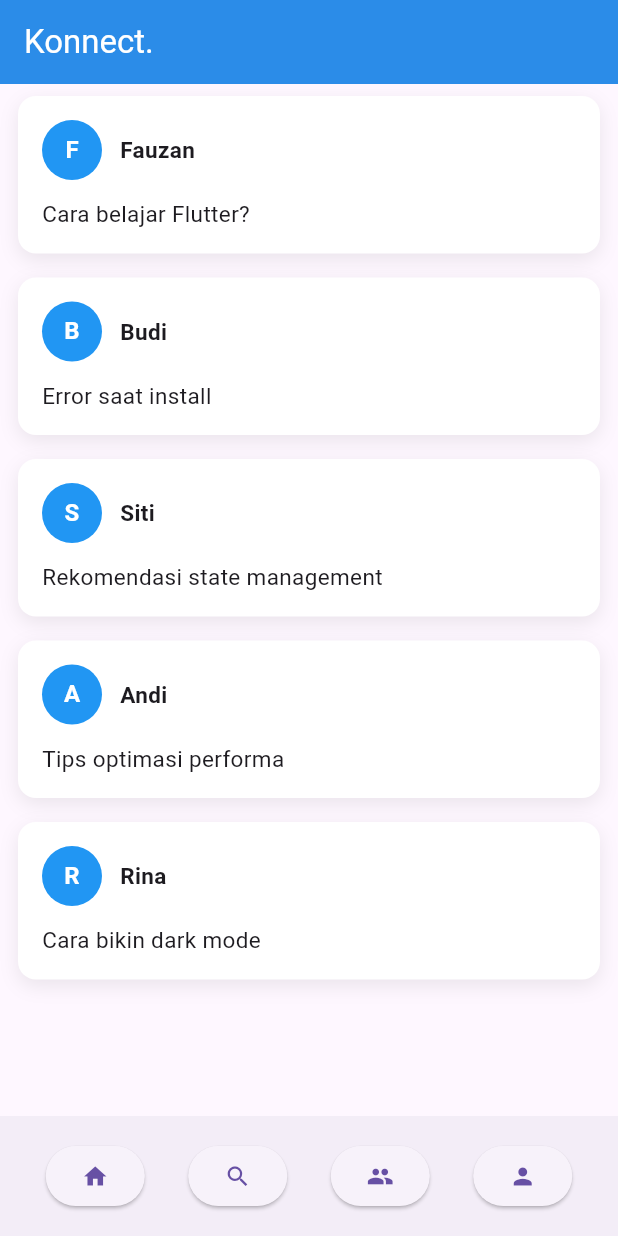
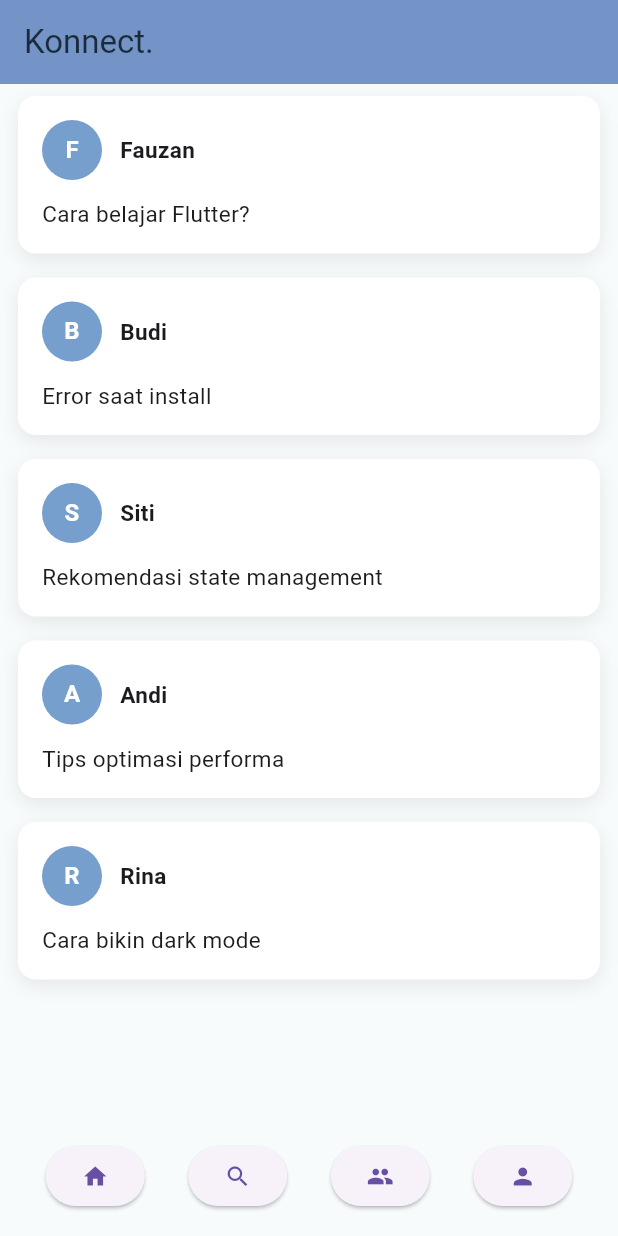
Before and after one commit to fauzanzk/forum-mahasiswa, a Flutter app: the HomePage screen opened directly, on a phone screen of 412 x 824 dp. Run offline on Flutter 3.47's test engine with Material 3 defaults, Android fonts, the phone set to English and light mode, and no system bars.

Commit message:
add: post

```diff
--- a/lib/pages/home.dart
+++ b/lib/pages/home.dart
@@ -1,8 +1,14 @@
 import 'package:flutter/material.dart';
 
-//* widget
+// theme
+import '../themes/color_theme.dart';
+
+// widget
 import '../widgets/navigation_bar.dart';
-import "../widgets/post_card.dart";
+import '../widgets/post_card.dart';
+
+// page
+import 'post.dart'; // ← TAMBAH IMPORT
 
 final List<Map<String, String>> pengencobaaja = [
   {'nama': 'Fauzan', 'judul': 'Cara belajar Flutter?'},
@@ -18,11 +24,13 @@ class HomePage extends StatelessWidget {
   @override
   Widget build(BuildContext context) {
     return Scaffold(
+      backgroundColor: AppColors.background,
+
       appBar: AppBar(
         title: const Text("Konnect."),
         elevation: 12,
-        backgroundColor: Colors.blue,
-        foregroundColor: Colors.white,
+        backgroundColor: AppColors.primary,
+        foregroundColor: AppColors.textPrimary,
       ),
 
       body: ListView.builder(
@@ -30,9 +38,19 @@ class HomePage extends StatelessWidget {
         itemBuilder: (context, index) {
           final post = pengencobaaja[index];
           return PostCard(
-            // ← return widget
             nama: post['nama']!,
             judul: post['judul']!,
+
+            // ── TAMBAH onTap
+            onTap: () {
+              Navigator.push(
+                context,
+                MaterialPageRoute(
+                  builder: (context) =>
+                      DiskusiPage(nama: post['nama']!, judul: post['judul']!),
+                ),
+              );
+            },
           );
         },
       ),
--- /dev/null
+++ b/lib/themes/color_theme.dart
@@ -0,0 +1,13 @@
+import 'package:flutter/material.dart';
+
+class AppColors {
+  AppColors._();
+
+  static const primary = Color(0xff769FCD);
+  static const border = Color(0xffB9D7EA);
+  static const background = Color(0xffF7FBFC);
+  static const surface = Color(0xffD6E6F2);
+  static const textPrimary = Color(0xff1A2B3C);
+  static const textSecondary = Color(0xff5A6C7D);
+  static const shadow = Color.fromRGBO(100, 100, 111, 0.2);
+}
--- a/lib/widgets/navigation_bar.dart
+++ b/lib/widgets/navigation_bar.dart
@@ -1,3 +1,4 @@
+import 'package:coba_aja/themes/color_theme.dart';
 import "package:flutter/material.dart";
 
 import '../pages/home.dart';
@@ -20,6 +21,7 @@ class NavBar extends StatelessWidget {
 
     //* Bottom App Bar
     return BottomAppBar(
+      color: AppColors.background,
       child: Row(
         mainAxisAlignment: MainAxisAlignment.spaceAround,
         children: navButton.map((item) {
--- a/lib/widgets/post_card.dart
+++ b/lib/widgets/post_card.dart
@@ -1,17 +1,25 @@
 import 'package:flutter/material.dart';
 
+import '../themes/color_theme.dart';
+
 class PostCard extends StatelessWidget {
-  // ── Parameter
   final String nama;
   final String judul;
+  final VoidCallback? onTap; // ← TAMBAH INI
 
-  // ── Constructor
-  const PostCard({super.key, required this.nama, required this.judul});
+  const PostCard({
+    super.key,
+    required this.nama,
+    required this.judul,
+    this.onTap, // ← TAMBAH INI
+  });
 
-  // ── build()
   @override
   Widget build(BuildContext context) {
-    return Container(
+    return GestureDetector(
+      // ← BUNGKUS dengan GestureDetector
+      onTap: onTap,
+      child: Container(
         margin: const EdgeInsets.symmetric(horizontal: 12, vertical: 8),
         padding: const EdgeInsets.all(16),
         decoration: BoxDecoration(
@@ -28,12 +36,11 @@ class PostCard extends StatelessWidget {
         child: Column(
           crossAxisAlignment: CrossAxisAlignment.start,
           children: [
-          // ── Avatar + nama
             Row(
               children: [
                 CircleAvatar(
                   radius: 20,
-                backgroundColor: Colors.blue,
+                  backgroundColor: AppColors.primary,
                   child: Text(
                     nama[0],
                     style: const TextStyle(
@@ -52,12 +59,10 @@ class PostCard extends StatelessWidget {
                 ),
               ],
             ),
-
             const SizedBox(height: 12),
-
-          // ── Judul
             Text(judul, style: const TextStyle(fontSize: 15, height: 1.4)),
           ],
+        ),
       ),
     );
   }
```
Also changed, not shown: lib/pages/post.dart (+83 -0 lines). Lines whose indentation alone changed are shown as unchanged.
